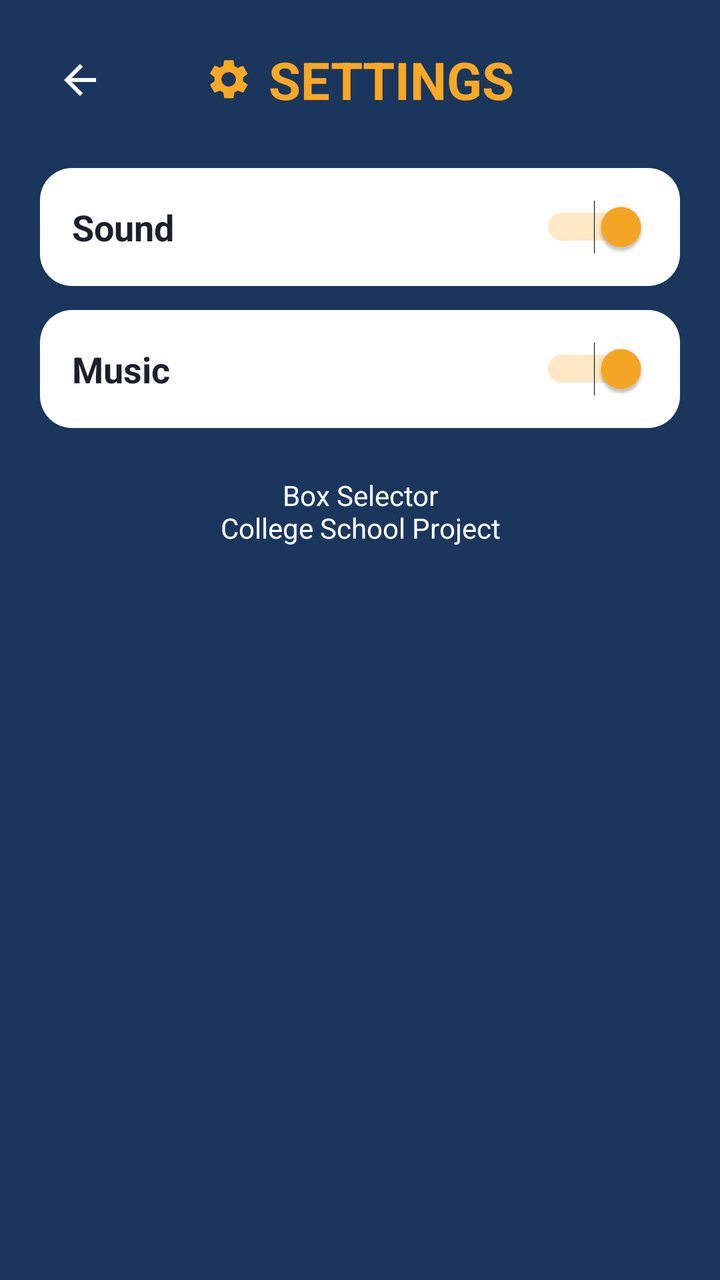
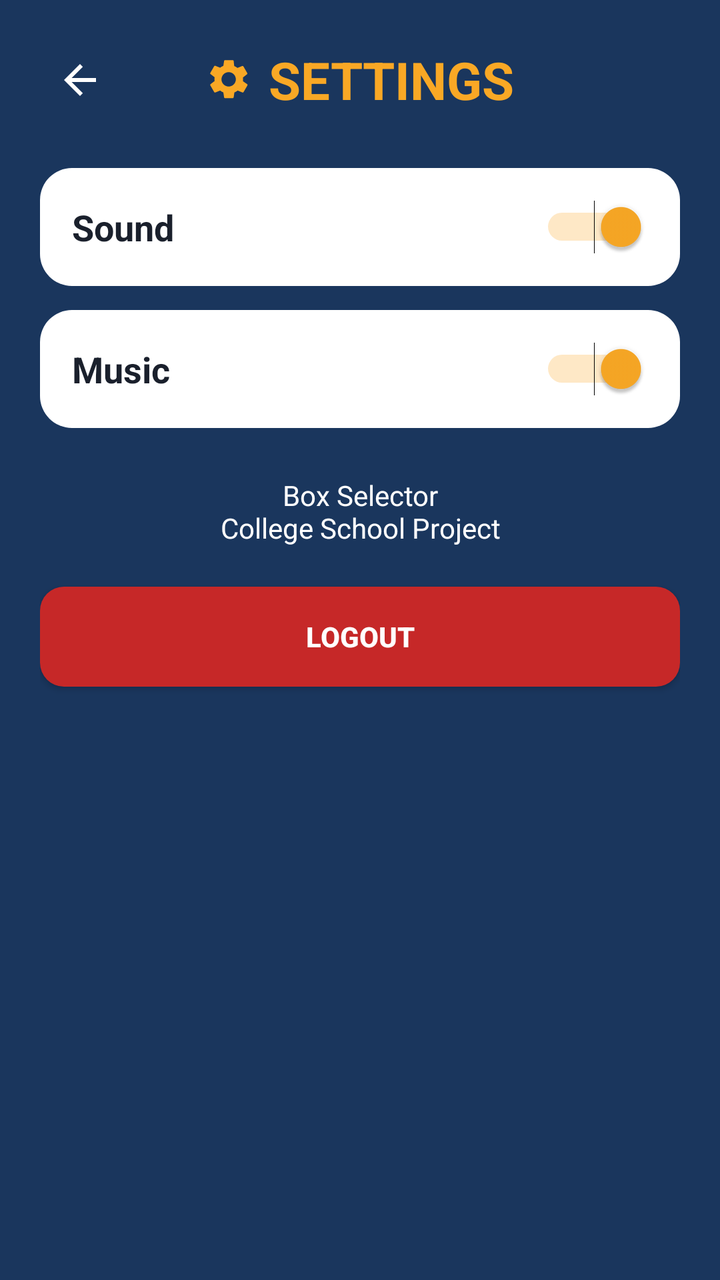

Screens rendered from an Android XML layout before and after an edit, with the pre-edit source and the edit as a unified diff.
<!-- AndroidManifest.xml: application theme Theme.BoxSelector -->
<!-- res/layout/activity_settings.xml -->
<?xml version="1.0" encoding="utf-8"?>
<LinearLayout xmlns:android="http://schemas.android.com/apk/res/android"
    android:layout_width="match_parent"
    android:layout_height="match_parent"
    android:background="@color/deep_blue"
    android:orientation="vertical"
    android:padding="20dp">

    <RelativeLayout
        android:layout_width="match_parent"
        android:layout_height="wrap_content">

        <ImageButton
            android:id="@+id/btnBack"
            android:layout_width="40dp"
            android:layout_height="40dp"
            android:layout_alignParentStart="true"
            android:layout_centerVertical="true"
            android:background="@color/transparent"
            android:contentDescription="@string/home"
            android:src="@drawable/ic_back" />

        <TextView
            android:id="@+id/tvSettingsTitle"
            android:layout_width="wrap_content"
            android:layout_height="wrap_content"
            android:layout_centerInParent="true"
            android:drawableStart="@drawable/ic_settings"
            android:drawablePadding="8dp"
            android:drawableTint="@color/yellow_accent"
            android:gravity="center"
            android:text="SETTINGS"
            android:textColor="@color/yellow_accent"
            android:textSize="26sp"
            android:textStyle="bold" />
    </RelativeLayout>

    <LinearLayout
        android:layout_width="match_parent"
        android:layout_height="wrap_content"
        android:layout_marginTop="24dp"
        android:background="@drawable/bg_card"
        android:gravity="center_vertical"
        android:orientation="horizontal"
        android:padding="16dp">

        <TextView
            android:layout_width="0dp"
            android:layout_height="wrap_content"
            android:layout_weight="1"
            android:text="Sound"
            android:textColor="@color/text_dark"
            android:textSize="18sp"
            android:textStyle="bold" />

        <Switch
            android:id="@+id/switchSound"
            android:layout_width="wrap_content"
            android:layout_height="wrap_content"
            android:checked="true" />
    </LinearLayout>

    <LinearLayout
        android:layout_width="match_parent"
        android:layout_height="wrap_content"
        android:layout_marginTop="12dp"
        android:background="@drawable/bg_card"
        android:gravity="center_vertical"
        android:orientation="horizontal"
        android:padding="16dp">

        <TextView
            android:layout_width="0dp"
            android:layout_height="wrap_content"
            android:layout_weight="1"
            android:text="Music"
            android:textColor="@color/text_dark"
            android:textSize="18sp"
            android:textStyle="bold" />

        <Switch
            android:id="@+id/switchMusic"
            android:layout_width="wrap_content"
            android:layout_height="wrap_content"
            android:checked="true" />
    </LinearLayout>

    <TextView
        android:id="@+id/tvAbout"
        android:layout_width="match_parent"
        android:layout_height="wrap_content"
        android:layout_marginTop="24dp"
        android:gravity="center"
        android:text="Box Selector\nCollege School Project"
        android:textColor="@color/white"
        android:textSize="14sp" />

</LinearLayout>
<!-- resources referenced by this layout -->
<resources>
  <color name="deep_blue">#1A365D</color>
  <color name="text_dark">#1A202C</color>
  <color name="transparent">#00000000</color>
  <color name="white">#FFFFFF</color>
  <color name="yellow_accent">#F9A825</color>
  <!-- drawable bg_card (drawable) -->
  <?xml version="1.0" encoding="utf-8"?>
  <shape xmlns:android="http://schemas.android.com/apk/res/android"
      android:shape="rectangle">
      <solid android:color="@color/white" />
      <corners android:radius="16dp" />
  </shape>
  <!-- drawable ic_back (drawable) -->
  <?xml version="1.0" encoding="utf-8"?>
  <vector xmlns:android="http://schemas.android.com/apk/res/android"
      android:width="24dp"
      android:height="24dp"
      android:viewportWidth="24"
      android:viewportHeight="24">
      <path
          android:fillColor="#FFFFFF"
          android:pathData="M20,11H7.83l5.59,-5.59L12,4l-8,8l8,8l1.41,-1.41L7.83,13H20v-2z" />
  </vector>
  <!-- drawable ic_settings (drawable) -->
  <?xml version="1.0" encoding="utf-8"?>
  <vector xmlns:android="http://schemas.android.com/apk/res/android"
      android:width="24dp"
      android:height="24dp"
      android:viewportWidth="24"
      android:viewportHeight="24">
      <path
          android:fillColor="#FFFFFF"
          android:pathData="M19.14,12.94c0.04,-0.31 0.06,-0.63 0.06,-0.94s-0.02,-0.63 -0.06,-0.94l2.03,-1.58c0.18,-0.14 0.23,-0.41 0.12,-0.61l-1.92,-3.32c-0.12,-0.22 -0.37,-0.29 -0.59,-0.22l-2.39,0.96c-0.5,-0.38 -1.03,-0.7 -1.62,-0.94L14.5,2.81c-0.04,-0.24 -0.24,-0.41 -0.48,-0.41h-3.84c-0.24,0 -0.43,0.17 -0.47,0.41L9.35,5.25c-0.59,0.24 -1.13,0.57 -1.62,0.94L5.34,5.23c-0.22,-0.08 -0.47,0 -0.59,0.22L2.83,8.77c-0.11,0.2 -0.06,0.47 0.12,0.61l2.03,1.58c-0.04,0.31 -0.06,0.63 -0.06,0.94s0.02,0.63 0.06,0.94l-2.03,1.58c-0.18,0.14 -0.23,0.41 -0.12,0.61l1.92,3.32c0.12,0.22 0.37,0.29 0.59,0.22l2.39,-0.96c0.5,0.38 1.03,0.7 1.62,0.94l0.36,2.45c0.04,0.24 0.24,0.41 0.48,0.41h3.84c0.24,0 0.44,-0.17 0.47,-0.41l0.36,-2.45c0.59,-0.24 1.13,-0.56 1.62,-0.94l2.39,0.96c0.22,0.08 0.47,0 0.59,-0.22l1.92,-3.32c0.12,-0.22 0.07,-0.47 -0.12,-0.61L19.14,12.94zM12,15.6c-1.98,0 -3.6,-1.62 -3.6,-3.6s1.62,-3.6 3.6,-3.6s3.6,1.62 3.6,3.6S13.98,15.6 12,15.6z" />
  </vector>
  <string name="home">Home</string>
  <style name="Theme.BoxSelector" parent="Theme.MaterialComponents.DayNight.NoActionBar">
          <item name="colorPrimary">@color/deep_blue</item>
          <item name="colorPrimaryVariant">@color/deep_blue_dark</item>
          <item name="colorSecondary">@color/yellow_accent</item>
          <item name="android:statusBarColor">@color/deep_blue_dark</item>
          <item name="android:windowBackground">@color/deep_blue</item>
          <item name="android:navigationBarColor">@color/deep_blue_dark</item>
          <item name="materialButtonStyle">@style/Widget.AppCompat.Button</item>
      </style>
  <color name="deep_blue_dark">#122844</color>
</resources>

<!-- the commit's change to res/layout/activity_settings.xml (unified diff, before → after) -->
@@ -95,4 +95,14 @@
         android:textColor="@color/white"
         android:textSize="14sp" />
 
+    <Button
+        android:id="@+id/btnLogout"
+        android:layout_width="match_parent"
+        android:layout_height="50dp"
+        android:layout_marginTop="20dp"
+        android:background="@drawable/bg_box_wrong"
+        android:text="LOGOUT"
+        android:textColor="@color/white"
+        android:textStyle="bold" />
+
 </LinearLayout>
<!-- resource entries referenced after the edit -->
@@ -5,6 +5,13 @@
   <color name="transparent">#00000000</color>
   <color name="white">#FFFFFF</color>
   <color name="yellow_accent">#F9A825</color>
+  <!-- drawable bg_box_wrong (drawable) -->
+  <?xml version="1.0" encoding="utf-8"?>
+  <shape xmlns:android="http://schemas.android.com/apk/res/android"
+      android:shape="rectangle">
+      <solid android:color="@color/red_wrong" />
+      <corners android:radius="12dp" />
+  </shape>
   <!-- drawable bg_card (drawable) -->
   <?xml version="1.0" encoding="utf-8"?>
   <shape xmlns:android="http://schemas.android.com/apk/res/android"
@@ -44,6 +51,7 @@
           <item name="android:navigationBarColor">@color/deep_blue_dark</item>
           <item name="materialButtonStyle">@style/Widget.AppCompat.Button</item>
       </style>
+  <color name="red_wrong">#C62828</color>
   <color name="deep_blue_dark">#122844</color>
 </resources>
 
